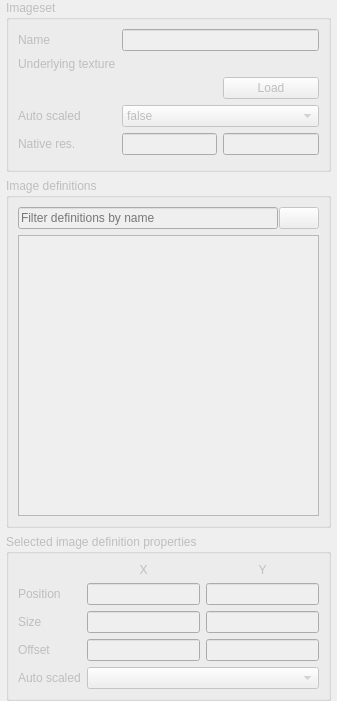
This is ceed/ui/editors/imageset/DockWidget.ui in timbaker/ceed as Qt 5 draws it before an edit. The edited form follows.
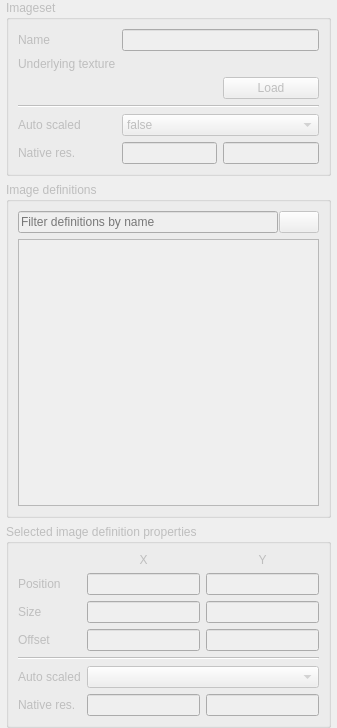
This is the edited form. Icons and pictures are not drawn. Custom widgets are drawn as their Qt base class.

Commit message: Allow editing of native resolution per image in imageset editor

The edit to the form file:
```diff
--- a/ceed/ui/editors/imageset/DockWidget.ui
+++ b/ceed/ui/editors/imageset/DockWidget.ui
@@ -10,7 +10,7 @@
     <x>0</x>
     <y>0</y>
     <width>337</width>
-    <height>701</height>
+    <height>728</height>
    </rect>
   </property>
   <property name="sizePolicy">
@@ -22,7 +22,7 @@
   <property name="minimumSize">
    <size>
     <width>337</width>
-    <height>487</height>
+    <height>525</height>
    </size>
   </property>
   <property name="focusPolicy">
@@ -63,13 +63,13 @@
        <string>Imageset</string>
       </property>
       <layout class="QGridLayout" name="gridLayout_2">
-       <item row="4" column="2">
+       <item row="5" column="2">
         <widget class="QLineEdit" name="nativeVertRes"/>
        </item>
-       <item row="4" column="1">
+       <item row="5" column="1">
         <widget class="QLineEdit" name="nativeHorzRes"/>
        </item>
-       <item row="4" column="0">
+       <item row="5" column="0">
         <widget class="QLabel" name="nativeResolutionLabel">
          <property name="toolTip">
           <string>Native resolution</string>
@@ -79,7 +79,7 @@
          </property>
         </widget>
        </item>
-       <item row="3" column="1" colspan="2">
+       <item row="4" column="1" colspan="2">
         <widget class="QComboBox" name="autoScaled">
          <item>
           <property name="text">
@@ -150,13 +150,20 @@
          </property>
         </widget>
        </item>
-       <item row="3" column="0">
+       <item row="4" column="0">
         <widget class="QLabel" name="autoScaledLabel">
          <property name="text">
           <string>Auto scaled</string>
          </property>
         </widget>
        </item>
+       <item row="3" column="0" colspan="3">
+        <widget class="Line" name="line_2">
+         <property name="orientation">
+          <enum>Qt::Horizontal</enum>
+         </property>
+        </widget>
+       </item>
       </layout>
      </widget>
     </item>
@@ -294,7 +301,7 @@
          </property>
         </widget>
        </item>
-       <item row="4" column="0">
+       <item row="5" column="0">
         <widget class="QLabel" name="autoScaledPerImageLabel">
          <property name="text">
           <string>Auto scaled</string>
@@ -333,7 +340,7 @@
          </property>
         </widget>
        </item>
-       <item row="4" column="1" colspan="2">
+       <item row="5" column="1" colspan="2">
         <widget class="QComboBox" name="autoScaledPerImage">
          <item>
           <property name="text">
@@ -372,6 +379,26 @@
          </item>
         </widget>
        </item>
+       <item row="6" column="0">
+        <widget class="QLabel" name="nativeResPerImageLabel">
+         <property name="text">
+          <string>Native res.</string>
+         </property>
+        </widget>
+       </item>
+       <item row="6" column="1">
+        <widget class="QLineEdit" name="nativeHorzResPerImage"/>
+       </item>
+       <item row="6" column="2">
+        <widget class="QLineEdit" name="nativeVertResPerImage"/>
+       </item>
+       <item row="4" column="0" colspan="3">
+        <widget class="Line" name="line">
+         <property name="orientation">
+          <enum>Qt::Horizontal</enum>
+         </property>
+        </widget>
+       </item>
       </layout>
      </widget>
     </item>
```
The commit also changes 2 other files.
